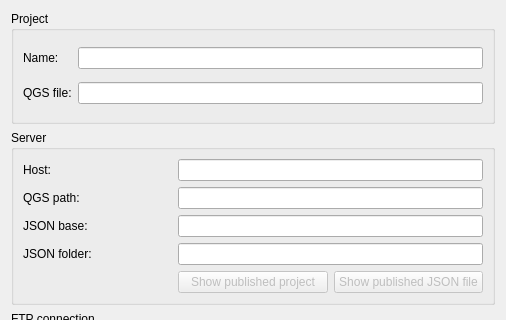
First picture: the form in layertree2json_dialog_settings.ui, repository geraldo/layertree2json, before the edit; both pictures show x 0 to 506 and y 0 to 320 of the 506 by 587 pixel window.
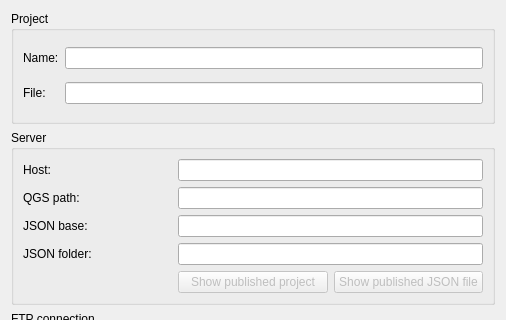
Second picture: the form after the edit. Custom widgets are drawn as their Qt base class.

Commit message: Make compatible with 'Open from PostgreSQL...', fix #18

Patch:
```diff
--- a/layertree2json_dialog_settings.ui
+++ b/layertree2json_dialog_settings.ui
@@ -39,7 +39,7 @@
       <item row="1" column="0">
        <widget class="QLabel" name="labelQgsFile">
         <property name="text">
-         <string>QGS file:</string>
+         <string>File:</string>
         </property>
        </widget>
       </item>
```
Left out of the diff: 2 changed lines with no effect on the pictures. The commit also changes 2 other files.
